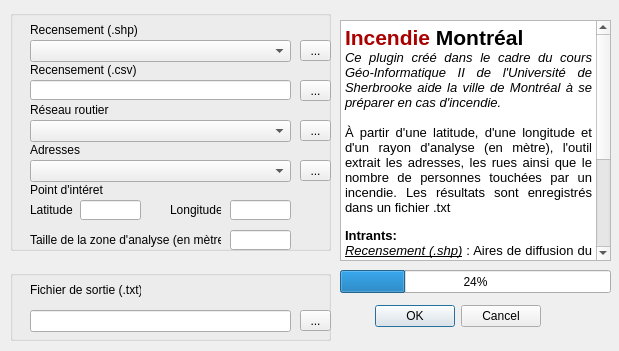
Old version of the form incendiemontreal/IncendieMontreal_dialog_base.ui in the repository ecauviercharest/IncendieMontreal.
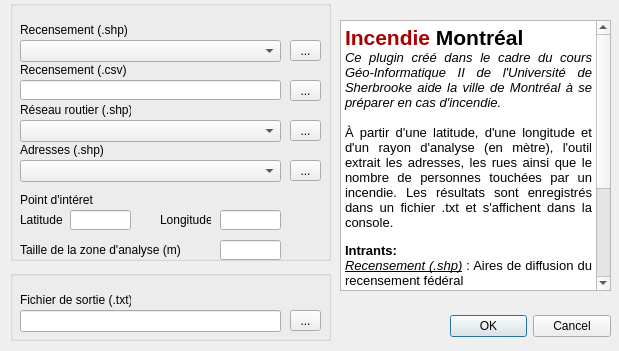
New version of the form.

Commit message: Ajustement des cadres, suppression barre de progrès, ajout description

Diff of the .ui file:
```diff
--- a/incendiemontreal/IncendieMontreal_dialog_base.ui
+++ b/incendiemontreal/IncendieMontreal_dialog_base.ui
@@ -16,9 +16,9 @@
   <widget class="QDialogButtonBox" name="button_box_OK_ANNUL">
    <property name="geometry">
     <rect>
-     <x>350</x>
-     <y>300</y>
-     <width>191</width>
+     <x>450</x>
+     <y>310</y>
+     <width>161</width>
      <height>32</height>
     </rect>
    </property>
@@ -29,101 +29,6 @@
     <set>QDialogButtonBox::Cancel|QDialogButtonBox::Ok</set>
    </property>
   </widget>
-  <widget class="QComboBox" name="comboBox_recens_spat">
-   <property name="geometry">
-    <rect>
-     <x>30</x>
-     <y>40</y>
-     <width>261</width>
-     <height>22</height>
-    </rect>
-   </property>
-  </widget>
-  <widget class="QLabel" name="label_spat">
-   <property name="geometry">
-    <rect>
-     <x>30</x>
-     <y>20</y>
-     <width>111</width>
-     <height>20</height>
-    </rect>
-   </property>
-   <property name="text">
-    <string>Recensement (.shp)</string>
-   </property>
-  </widget>
-  <widget class="QLabel" name="label_text">
-   <property name="geometry">
-    <rect>
-     <x>30</x>
-     <y>60</y>
-     <width>111</width>
-     <height>20</height>
-    </rect>
-   </property>
-   <property name="text">
-    <string>Recensement (.csv)</string>
-   </property>
-  </widget>
-  <widget class="QLabel" name="label_route">
-   <property name="geometry">
-    <rect>
-     <x>30</x>
-     <y>100</y>
-     <width>111</width>
-     <height>20</height>
-    </rect>
-   </property>
-   <property name="text">
-    <string>Réseau routier</string>
-   </property>
-  </widget>
-  <widget class="QLabel" name="label_adresse">
-   <property name="geometry">
-    <rect>
-     <x>30</x>
-     <y>140</y>
-     <width>111</width>
-     <height>20</height>
-    </rect>
-   </property>
-   <property name="text">
-    <string>Adresses</string>
-   </property>
-  </widget>
-  <widget class="QProgressBar" name="progressBar">
-   <property name="geometry">
-    <rect>
-     <x>340</x>
-     <y>270</y>
-     <width>271</width>
-     <height>23</height>
-    </rect>
-   </property>
-   <property name="value">
-    <number>24</number>
-   </property>
-  </widget>
-  <widget class="QComboBox" name="comboBox_route">
-   <property name="geometry">
-    <rect>
-     <x>30</x>
-     <y>120</y>
-     <width>261</width>
-     <height>22</height>
-    </rect>
-   </property>
-  </widget>
-  <widget class="QComboBox" name="comboBox_adresse">
-   <property name="geometry">
-    <rect>
-     <x>30</x>
-     <y>160</y>
-     <width>261</width>
-     <height>22</height>
-    </rect>
-   </property>
-  </widget>
   <widget class="QGroupBox" name="groupBox">
    <property name="geometry">
     <rect>
@@ -139,8 +44,8 @@
    <widget class="QLabel" name="label_dossier">
     <property name="geometry">
      <rect>
-      <x>20</x>
-      <y>10</y>
+      <x>10</x>
+      <y>20</y>
       <width>111</width>
       <height>20</height>
      </rect>
@@ -152,7 +57,7 @@
    <widget class="QLineEdit" name="Line_sortie">
     <property name="geometry">
      <rect>
-      <x>20</x>
+      <x>10</x>
       <y>40</y>
       <width>261</width>
       <height>22</height>
@@ -162,7 +67,7 @@
    <widget class="QToolButton" name="toolButton_sortie">
     <property name="geometry">
      <rect>
-      <x>290</x>
+      <x>280</x>
       <y>40</y>
       <width>31</width>
       <height>21</height>
@@ -177,9 +82,9 @@
    <property name="geometry">
     <rect>
      <x>10</x>
-     <y>10</y>
+     <y>0</y>
      <width>321</width>
-     <height>241</height>
+     <height>261</height>
     </rect>
    </property>
    <property name="title">
@@ -188,8 +93,8 @@
    <widget class="QToolButton" name="toolButton_spat">
     <property name="geometry">
      <rect>
-      <x>290</x>
-      <y>30</y>
+      <x>280</x>
+      <y>40</y>
       <width>31</width>
       <height>21</height>
      </rect>
@@ -201,8 +106,8 @@
    <widget class="QToolButton" name="toolButton_text">
     <property name="geometry">
      <rect>
-      <x>290</x>
-      <y>70</y>
+      <x>280</x>
+      <y>80</y>
       <width>31</width>
       <height>21</height>
      </rect>
@@ -214,8 +119,8 @@
    <widget class="QToolButton" name="toolButton_route">
     <property name="geometry">
      <rect>
-      <x>290</x>
-      <y>110</y>
+      <x>280</x>
+      <y>120</y>
       <width>31</width>
       <height>21</height>
      </rect>
@@ -227,8 +132,8 @@
    <widget class="QToolButton" name="toolButton_addresse">
     <property name="geometry">
      <rect>
-      <x>290</x>
-      <y>150</y>
+      <x>280</x>
+      <y>160</y>
       <width>31</width>
       <height>21</height>
      </rect>
@@ -240,8 +145,8 @@
    <widget class="QLineEdit" name="lineEdit_buffer">
     <property name="geometry">
      <rect>
-      <x>220</x>
-      <y>220</y>
+      <x>210</x>
+      <y>240</y>
       <width>61</width>
       <height>20</height>
      </rect>
@@ -250,34 +155,21 @@
    <widget class="QLabel" name="label_buffer">
     <property name="geometry">
      <rect>
-      <x>20</x>
-      <y>220</y>
+      <x>10</x>
+      <y>240</y>
       <width>191</width>
       <height>20</height>
      </rect>
     </property>
     <property name="text">
-     <string>Taille de la zone d'analyse (en mètre)</string>
-    </property>
-   </widget>
-   <widget class="QLabel" name="label_point">
-    <property name="geometry">
-     <rect>
-      <x>20</x>
-      <y>170</y>
-      <width>111</width>
-      <height>20</height>
-     </rect>
-    </property>
-    <property name="text">
-     <string>Point d'intéret</string>
+     <string>Taille de la zone d'analyse (m)</string>
     </property>
    </widget>
    <widget class="QLabel" name="label_buffer_2">
     <property name="geometry">
      <rect>
-      <x>20</x>
-      <y>190</y>
+      <x>10</x>
+      <y>210</y>
       <width>51</width>
       <height>20</height>
      </rect>
@@ -289,8 +181,8 @@
    <widget class="QLineEdit" name="lineEdit_buffer_2">
     <property name="geometry">
      <rect>
-      <x>70</x>
-      <y>190</y>
+      <x>60</x>
+      <y>210</y>
       <width>61</width>
       <height>20</height>
      </rect>
@@ -299,8 +191,8 @@
    <widget class="QLabel" name="label_buffer_3">
     <property name="geometry">
      <rect>
-      <x>160</x>
-      <y>190</y>
+      <x>150</x>
+      <y>210</y>
       <width>51</width>
       <height>20</height>
      </rect>
@@ -312,8 +204,8 @@
    <widget class="QLineEdit" name="lineEdit_buffer_3">
     <property name="geometry">
      <rect>
-      <x>220</x>
-      <y>190</y>
+      <x>210</x>
+      <y>210</y>
       <width>61</width>
       <height>20</height>
      </rect>
@@ -325,13 +217,108 @@
    <widget class="QLineEdit" name="Line_recens_text">
     <property name="geometry">
      <rect>
-      <x>20</x>
-      <y>70</y>
+      <x>10</x>
+      <y>80</y>
       <width>261</width>
       <height>20</height>
      </rect>
     </property>
    </widget>
+   <widget class="QLabel" name="label_point">
+    <property name="geometry">
+     <rect>
+      <x>10</x>
+      <y>190</y>
+      <width>111</width>
+      <height>20</height>
+     </rect>
+    </property>
+    <property name="text">
+     <string>Point d'intéret</string>
+    </property>
+   </widget>
+   <widget class="QComboBox" name="comboBox_recens_spat">
+    <property name="geometry">
+     <rect>
+      <x>10</x>
+      <y>40</y>
+      <width>261</width>
+      <height>22</height>
+     </rect>
+    </property>
+   </widget>
+   <widget class="QComboBox" name="comboBox_route">
+    <property name="geometry">
+     <rect>
+      <x>10</x>
+      <y>120</y>
+      <width>261</width>
+      <height>22</height>
+     </rect>
+    </property>
+   </widget>
+   <widget class="QComboBox" name="comboBox_adresse">
+    <property name="geometry">
+     <rect>
+      <x>10</x>
+      <y>160</y>
+      <width>261</width>
+      <height>22</height>
+     </rect>
+    </property>
+   </widget>
+   <widget class="QLabel" name="label_spat">
+    <property name="geometry">
+     <rect>
+      <x>10</x>
+      <y>20</y>
+      <width>111</width>
+      <height>20</height>
+     </rect>
+    </property>
+    <property name="text">
+     <string>Recensement (.shp)</string>
+    </property>
+   </widget>
+   <widget class="QLabel" name="label_text">
+    <property name="geometry">
+     <rect>
+      <x>10</x>
+      <y>60</y>
+      <width>111</width>
+      <height>20</height>
+     </rect>
+    </property>
+    <property name="text">
+     <string>Recensement (.csv)</string>
+    </property>
+   </widget>
+   <widget class="QLabel" name="label_route">
+    <property name="geometry">
+     <rect>
+      <x>10</x>
+      <y>100</y>
+      <width>111</width>
+      <height>20</height>
+     </rect>
+    </property>
+    <property name="text">
+     <string>Réseau routier (.shp)</string>
+    </property>
+   </widget>
+   <widget class="QLabel" name="label_adresse">
+    <property name="geometry">
+     <rect>
+      <x>10</x>
+      <y>140</y>
+      <width>111</width>
+      <height>20</height>
+     </rect>
+    </property>
+    <property name="text">
+     <string>Adresses (.shp)</string>
+    </property>
+   </widget>
   </widget>
   <widget class="QTextBrowser" name="textBrowser">
    <property name="geometry">
@@ -339,7 +326,7 @@
      <x>340</x>
      <y>20</y>
      <width>271</width>
-     <height>241</height>
+     <height>271</height>
     </rect>
    </property>
    <property name="html">
@@ -350,7 +337,7 @@
 &lt;p align=&quot;justify&quot; style=&quot; margin-top:0px; margin-bottom:0px; margin-left:0px; margin-right:0px; -qt-block-indent:0; text-indent:0px;&quot;&gt;&lt;span style=&quot; font-size:16pt; font-weight:600; color:#aa0000;&quot;&gt;Incendie&lt;/span&gt;&lt;span style=&quot; font-size:16pt;&quot;&gt; &lt;/span&gt;&lt;span style=&quot; font-size:16pt; font-weight:600;&quot;&gt;Montréal&lt;/span&gt;&lt;/p&gt;
 &lt;p align=&quot;justify&quot; style=&quot; margin-top:0px; margin-bottom:0px; margin-left:0px; margin-right:0px; -qt-block-indent:0; text-indent:0px;&quot;&gt;&lt;span style=&quot; font-size:10pt; font-style:italic;&quot;&gt;Ce plugin créé dans le cadre du cours Géo-Informatique II de l'Université de Sherbrooke aide la ville de Montréal à se préparer en cas d'incendie. &lt;/span&gt;&lt;/p&gt;
 &lt;p align=&quot;justify&quot; style=&quot;-qt-paragraph-type:empty; margin-top:0px; margin-bottom:0px; margin-left:0px; margin-right:0px; -qt-block-indent:0; text-indent:0px; font-size:10pt; font-style:italic;&quot;&gt;&lt;br /&gt;&lt;/p&gt;
-&lt;p align=&quot;justify&quot; style=&quot; margin-top:0px; margin-bottom:0px; margin-left:0px; margin-right:0px; -qt-block-indent:0; text-indent:0px;&quot;&gt;&lt;span style=&quot; font-size:10pt;&quot;&gt;À partir d'une latitude, d'une longitude et d'un rayon d'analyse (en mètre), l'outil extrait les adresses, les rues ainsi que le nombre de personnes touchées par un incendie. Les résultats sont enregistrés dans un fichier .txt&lt;/span&gt;&lt;/p&gt;
+&lt;p align=&quot;justify&quot; style=&quot; margin-top:0px; margin-bottom:0px; margin-left:0px; margin-right:0px; -qt-block-indent:0; text-indent:0px;&quot;&gt;&lt;span style=&quot; font-size:10pt;&quot;&gt;À partir d'une latitude, d'une longitude et d'un rayon d'analyse (en mètre), l'outil extrait les adresses, les rues ainsi que le nombre de personnes touchées par un incendie. Les résultats sont enregistrés dans un fichier .txt et s'affichent dans la console.&lt;/span&gt;&lt;/p&gt;
 &lt;p align=&quot;justify&quot; style=&quot;-qt-paragraph-type:empty; margin-top:0px; margin-bottom:0px; margin-left:0px; margin-right:0px; -qt-block-indent:0; text-indent:0px; font-weight:600;&quot;&gt;&lt;br /&gt;&lt;/p&gt;
 &lt;p align=&quot;justify&quot; style=&quot; margin-top:0px; margin-bottom:0px; margin-left:0px; margin-right:0px; -qt-block-indent:0; text-indent:0px;&quot;&gt;&lt;span style=&quot; font-size:10pt; font-weight:600;&quot;&gt;Intrants:&lt;/span&gt;&lt;/p&gt;
 &lt;p align=&quot;justify&quot; style=&quot; margin-top:0px; margin-bottom:0px; margin-left:0px; margin-right:0px; -qt-block-indent:0; text-indent:0px;&quot;&gt;&lt;span style=&quot; font-size:10pt; font-style:italic; text-decoration: underline;&quot;&gt;Recensement (.shp)&lt;/span&gt;&lt;span style=&quot; font-size:10pt;&quot;&gt; : Aires de diffusion du recensement fédéral&lt;/span&gt;&lt;/p&gt;
```
Left out of the diff: 8 changed lines with no effect on the pictures.
